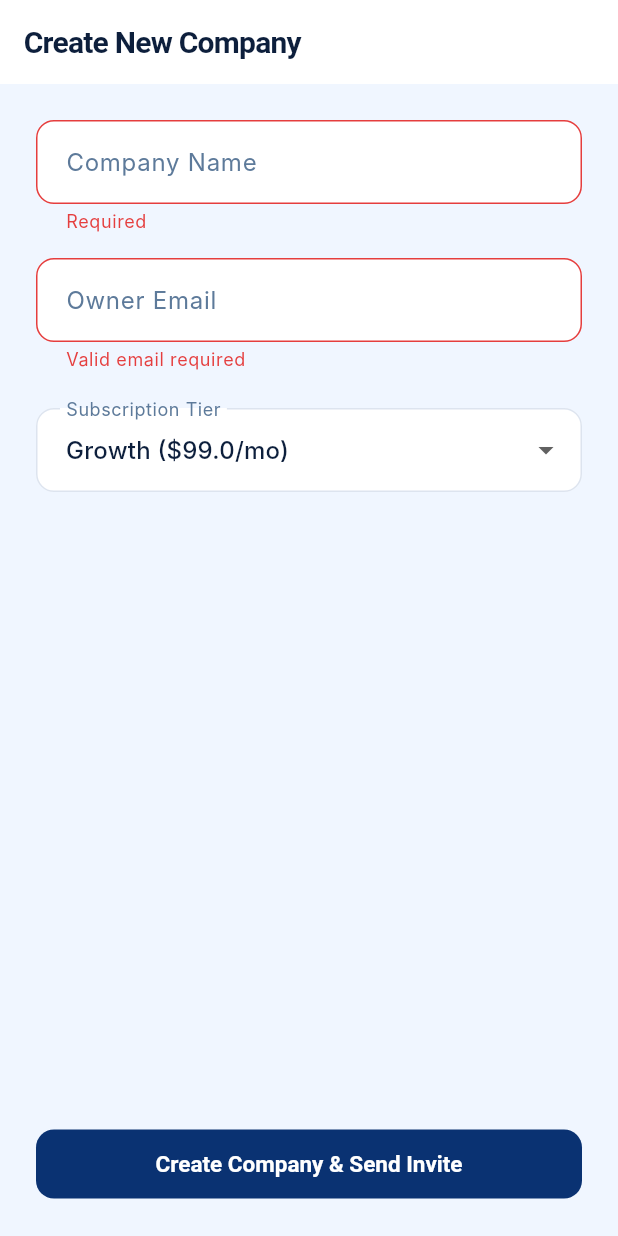
After one commit to 007wjsem/calbnb, a Flutter app: the CreateCompanyScreen screen opened by its route, after a tap on "Create Company & Send Invite", on a phone screen of 412 x 824 dp. The commit adds this screen. Run offline on Flutter 3.47's test engine with Material 3 defaults, Android fonts, the phone set to English and light mode, and no system bars; our stand-ins replace cloud_functions, firebase_auth, firebase_core, firebase_database, flutter_riverpod, go_router and 3 more; accounts and stored records are empty; generated files the repository leaves out were written again; Roboto replaces fonts that are missing (Inter).

Commit message:
feat(phase-2): Super Admin Company Management
- Add /admin/companies list screen using globalCompaniesProvider

- Add /admin/companies/new form to trigger provisionCompany function

- Add /admin/companies/:id detail screen to update tier and status

- Add fetchAllCompanies and watchAllCompanies to CompanyRepository

- Create provisionCompany Cloud Function (TypeScript) for secure owner auth creation

```diff
--- /dev/null
+++ b/lib/features/admin/presentation/create_company_screen.dart
@@ -0,0 +1,115 @@
+import 'package:cloud_functions/cloud_functions.dart';
+
+import 'package:flutter/material.dart';
+import 'package:flutter_riverpod/flutter_riverpod.dart';
+import 'package:go_router/go_router.dart';
+import '../../company/domain/subscription.dart';
+import '../../company/data/company_repository.dart';
+
+class CreateCompanyScreen extends ConsumerStatefulWidget {
+  const CreateCompanyScreen({super.key});
+
+  @override
+  ConsumerState<CreateCompanyScreen> createState() => _CreateCompanyScreenState();
+}
+
+
+class _CreateCompanyScreenState extends ConsumerState<CreateCompanyScreen> {
+  final _formKey = GlobalKey<FormState>();
+  String _name = '';
+  String _ownerEmail = '';
+  SubscriptionTier _selectedTier = SubscriptionTier.growth;
+  bool _isLoading = false;
+
+  Future<void> _submit() async {
+    if (!_formKey.currentState!.validate()) return;
+    _formKey.currentState!.save();
+
+    setState(() => _isLoading = true);
+
+    try {
+      final callable = FirebaseFunctions.instance.httpsCallable('provisionCompany');
+      final result = await callable.call(<String, dynamic>{
+        'companyName': _name,
+        'ownerEmail': _ownerEmail,
+        'tier': _selectedTier.value,
+      });
+
+      if (mounted) {
+        final resetLink = result.data['resetLink'] as String?;
+        // In a real app the cloud function sends the email. Since we don't have an SMTP relay setup
+        // we log it for the admin to copy if needed during dev/testing.
+        print('SUCCESS! Reset link for $_ownerEmail: $resetLink');
+
+        ScaffoldMessenger.of(context).showSnackBar(
+          const SnackBar(content: Text('Company provisioned successfully!')),
+        );
+        context.pop();
+      }
+    } catch (e) {
+      if (mounted) {
+        ScaffoldMessenger.of(context).showSnackBar(
+          SnackBar(content: Text('Error: $e')),
+        );
+      }
+    } finally {
+      if (mounted) {
+        setState(() => _isLoading = false);
+      }
+    }
+  }
+
+  @override
+  Widget build(BuildContext context) {
+    return Scaffold(
+      appBar: AppBar(title: const Text('Create New Company')),
+      body: _isLoading
+        ? const Center(child: CircularProgressIndicator())
+        : Padding(
+            padding: const EdgeInsets.all(24.0),
+            child: Form(
+              key: _formKey,
+              child: Column(
+                crossAxisAlignment: CrossAxisAlignment.stretch,
+                children: [
+                  TextFormField(
+                    decoration: const InputDecoration(labelText: 'Company Name'),
+                    validator: (v) => v == null || v.isEmpty ? 'Required' : null,
+                    onSaved: (v) => _name = v ?? '',
+                  ),
+                  const SizedBox(height: 16),
+                  TextFormField(
+                    decoration: const InputDecoration(
+                      labelText: 'Owner Email',
+                      helperText: 'An invitation will be sent to this address to set their password.',
+                    ),
+                    keyboardType: TextInputType.emailAddress,
+                    validator: (v) => v == null || !v.contains('@') ? 'Valid email required' : null,
+                    onSaved: (v) => _ownerEmail = v ?? '',
+                  ),
+                  const SizedBox(height: 24),
+                  DropdownButtonFormField<SubscriptionTier>(
+                    value: _selectedTier,
+                    decoration: const InputDecoration(labelText: 'Subscription Tier'),
+                    items: SubscriptionTier.values.map((tier) {
+                      return DropdownMenuItem(
+                        value: tier,
+                        child: Text('${tier.displayName} (${tier.basePrice == 0 ? "Custom" : "\$${tier.basePrice}/mo"})'),
+                      );
+                    }).toList(),
+                    onChanged: (val) {
+                      if (val != null) setState(() => _selectedTier = val);
+                    },
+                  ),
+                  const Spacer(),
+                  FilledButton(
+                    onPressed: _submit,
+                    child: const Text('Create Company & Send Invite'),
+                  ),
+                ],
+              ),
+            ),
+          ),
+    );
+  }
+}
--- /dev/null
+++ b/lib/features/admin/presentation/super_admin_company_list_screen.dart
@@ -0,0 +1,61 @@
+import 'package:flutter/material.dart';
+import 'package:flutter_riverpod/flutter_riverpod.dart';
+import 'package:go_router/go_router.dart';
+import '../../company/domain/company.dart';
+import '../../company/domain/subscription.dart';
+import '../../company/data/company_repository.dart';
+
+class SuperAdminCompanyListScreen extends ConsumerStatefulWidget {
+  const SuperAdminCompanyListScreen({super.key});
+
+  @override
+  ConsumerState<SuperAdminCompanyListScreen> createState() => _SuperAdminCompanyListScreenState();
+}
+
+class _SuperAdminCompanyListScreenState extends ConsumerState<SuperAdminCompanyListScreen> {
+  @override
+  Widget build(BuildContext context) {
+    final companiesAsync = ref.watch(globalCompaniesProvider);
+
+    return Scaffold(
+      appBar: AppBar(
+        title: const Text('Manage Companies'),
+        actions: [
+          IconButton(
+            icon: const Icon(Icons.add),
+            onPressed: () => context.push('/admin/companies/new'),
+            tooltip: 'Create New Company',
+          ),
+        ],
+      ),
+      body: companiesAsync.when(
+        loading: () => const Center(child: CircularProgressIndicator()),
+        error: (err, stack) => Center(child: Text('Error: $err')),
+        data: (companies) {
+          if (companies.isEmpty) {
+            return const Center(child: Text('No companies found. Create one to get started.'));
+          }
+
+          return ListView.builder(
+            itemCount: companies.length,
+            itemBuilder: (context, index) {
+              final company = companies[index];
+              final isActive = company.isActive;
+
+              return ListTile(
+                title: Text(company.name, style: const TextStyle(fontWeight: FontWeight.bold)),
+                subtitle: Text('${company.tier.displayName} Tier • ${company.propertyCount} properties'),
+                trailing: Chip(
+                  label: Text(company.status.displayName),
+                  backgroundColor: isActive ? Colors.green.shade100 : Colors.red.shade100,
+                  labelStyle: TextStyle(color: isActive ? Colors.green.shade800 : Colors.red.shade800),
+                ),
+                onTap: () => context.push('/admin/companies/${company.id}'),
+              );
+            },
+          );
+        },
+      ),
+    );
+  }
+}
--- a/lib/features/company/data/company_repository.dart
+++ b/lib/features/company/data/company_repository.dart
@@ -76,6 +76,28 @@ class CompanyRepository {
   Future<void> updateName(String companyId, String name) async {
     await _ref(companyId).update({'name': name});
   }
+
+  /// Fetch ALL companies (Super Admin only).
+  Future<List<Company>> fetchAllCompanies() async {
+    final snapshot = await _db.ref('companies').get();
+    if (!snapshot.exists) return [];
+
+    final map = snapshot.value as Map<dynamic, dynamic>;
+    return map.entries.map((e) {
+      return Company.fromMap(e.key.toString(), e.value as Map<dynamic, dynamic>);
+    }).toList();
+  }
+
+  /// Watch ALL companies in real time (Super Admin only).
+  Stream<List<Company>> watchAllCompanies() {
+    return _db.ref('companies').onValue.map((event) {
+      if (!event.snapshot.exists) return [];
+      final map = event.snapshot.value as Map<dynamic, dynamic>;
+      return map.entries.map((e) {
+        return Company.fromMap(e.key.toString(), e.value as Map<dynamic, dynamic>);
+      }).toList();
+    });
+  }
 }
 
 // ─── Providers ────────────────────────────────────────────────────────────────
@@ -87,3 +109,7 @@ final companyRepositoryProvider = Provider<CompanyRepository>((ref) {
 final companyProvider = StreamProvider.family<Company?, String>((ref, companyId) {
   return ref.watch(companyRepositoryProvider).watchCompany(companyId);
 });
+
+final globalCompaniesProvider = StreamProvider<List<Company>>((ref) {
+  return ref.watch(companyRepositoryProvider).watchAllCompanies();
+});
--- a/pubspec.yaml
+++ b/pubspec.yaml
@@ -46,6 +46,7 @@ dependencies:
   firebase_auth: ^6.1.4
   image_picker: ^1.2.0
   shared_preferences: ^2.5.3
+  cloud_functions: ^6.0.6
 
 dev_dependencies:
   flutter_test:
```
Also changed, not shown: lib/core/routing/app_router.dart (+18 -0 lines), lib/features/admin/presentation/super_admin_company_detail_screen.dart (added, +127 -0 lines), pubspec.lock, 7 other files.
